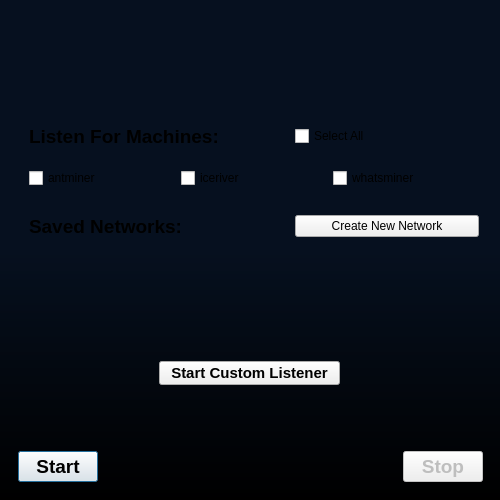
First picture: the form in src/ui/MainWindow.ui, repository bitcap-co/bitcap-ipr, before the edit.
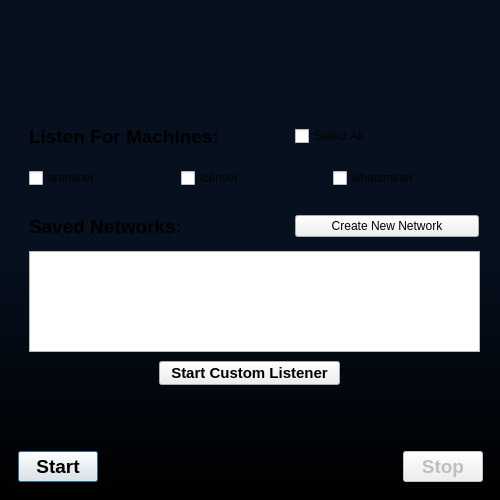
Second picture: the form after the edit. The open tabs and pages were chosen to show the change.

Commit message: replace listwidget with table widget

```diff
--- a/src/ui/MainWindow.ui
+++ b/src/ui/MainWindow.ui
@@ -463,6 +463,37 @@
           <string>Start Custom Listener</string>
          </property>
         </widget>
+        <widget class="QTableWidget" name="tableNetworks">
+         <property name="geometry">
+          <rect>
+           <x>20</x>
+           <y>140</y>
+           <width>451</width>
+           <height>101</height>
+          </rect>
+         </property>
+         <property name="selectionMode">
+          <enum>QAbstractItemView::NoSelection</enum>
+         </property>
+         <property name="selectionBehavior">
+          <enum>QAbstractItemView::SelectRows</enum>
+         </property>
+         <property name="columnCount">
+          <number>3</number>
+         </property>
+         <attribute name="horizontalHeaderVisible">
+          <bool>false</bool>
+         </attribute>
+         <attribute name="horizontalHeaderDefaultSectionSize">
+          <number>145</number>
+         </attribute>
+         <attribute name="verticalHeaderVisible">
+          <bool>false</bool>
+         </attribute>
+         <column/>
+         <column/>
+         <column/>
+        </widget>
        </widget>
       </widget>
      </item>
```
The commit also changes 1 other file.
